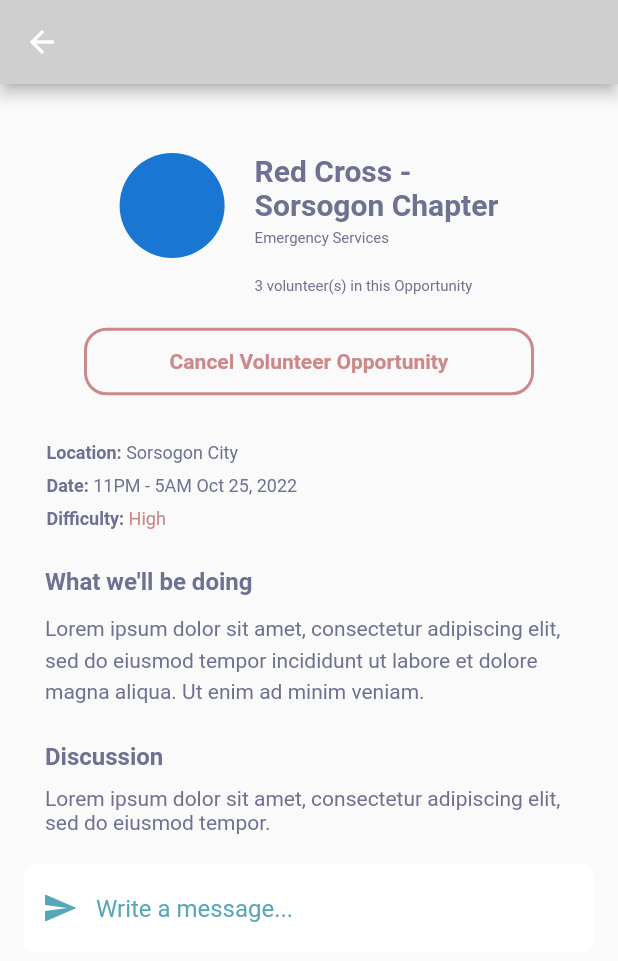
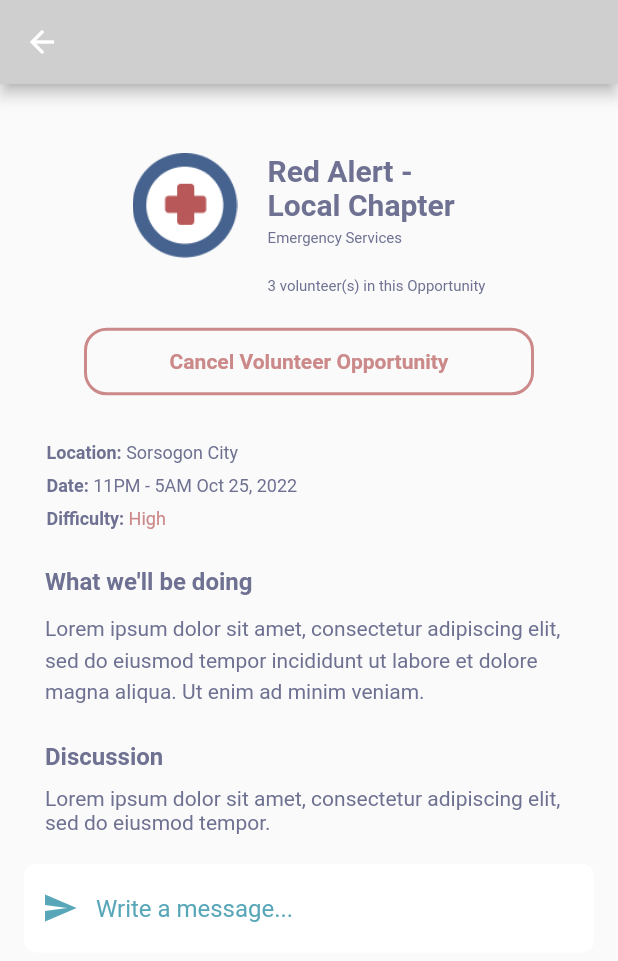
Before and after one commit to EruelUrsua/HelpJuan, a Flutter app: the OpportunitiesPage screen opened directly, after a tap on "Volunteer", on a phone screen of 412 x 824 dp. Shown: the top 961 px of the screen. Run offline on Flutter 3.47's test engine with Material 2 defaults, Android fonts, the phone set to English and light mode, and no system bars; our stand-ins replace firebase_auth, firebase_core; missing offline and left inert: firebase_ui_auth; accounts and stored records are empty; Roboto replaces fonts that are missing (Questrial).

Commit message:
changes icons and title for opportunity pages

```diff
--- a/lib/VolunteeringOpportunities/oppPageCancel.dart
+++ b/lib/VolunteeringOpportunities/oppPageCancel.dart
@@ -2,6 +2,7 @@
 import 'package:solutions_challenge_app/VolunteeringOpportunities/volunteeringOpportunities.dart';
 import 'package:solutions_challenge_app/VolunteeringOpportunities/organizationPage.dart';
 import 'package:solutions_challenge_app/VolunteeringOpportunities/opportunitiesPage.dart';
+import 'package:solutions_challenge_app/chat/chatconvo.dart';
 
 class OppCancelPage extends StatefulWidget {
   const OppCancelPage({super.key});
@@ -33,6 +34,9 @@
                           margin: EdgeInsets.only(top: 30, right: 20),
                           child: CircleAvatar(
                             radius: 35,
+                            backgroundColor: Colors.white,
+                            child: Image.asset('assets/images/RedAlert.png',
+                                fit: BoxFit.contain),
                           ),
                         ),
                         Column(
@@ -41,7 +45,7 @@
                             Container(
                               margin: EdgeInsets.only(top: 30),
                               child: Text(
-                                'Red Cross -',
+                                'Red Alert -',
                                 style: TextStyle(
                                     fontSize: 20,
                                     fontWeight: FontWeight.bold,
@@ -51,7 +55,7 @@
                             ),
                             Container(
                               child: Text(
-                                'Sorsogon Chapter',
+                                'Local Chapter',
                                 style: TextStyle(
                                     fontSize: 20,
                                     fontWeight: FontWeight.bold,
@@ -355,6 +359,13 @@
                             ),
                             prefixIcon: Icon(Icons.send),
                             prefixIconColor: Color(0xFF58A7B9)),
+                        onTap: () {
+                          Navigator.push(
+                            context,
+                            MaterialPageRoute(
+                                builder: (context) => chatConvoPage()),
+                          );
+                        },
                       ),
                     )
                   ],
--- a/lib/VolunteeringOpportunities/opportunitiesPage.dart
+++ b/lib/VolunteeringOpportunities/opportunitiesPage.dart
@@ -2,6 +2,7 @@
 import 'package:solutions_challenge_app/VolunteeringOpportunities/volunteeringOpportunities.dart';
 import 'package:solutions_challenge_app/VolunteeringOpportunities/organizationPage.dart';
 import 'package:solutions_challenge_app/VolunteeringOpportunities/oppPageCancel.dart';
+import 'package:solutions_challenge_app/chat/chatconvo.dart';
 
 class OpportunitiesPage extends StatefulWidget {
   const OpportunitiesPage({super.key});
@@ -33,6 +34,9 @@
                           margin: EdgeInsets.only(top: 30, right: 20),
                           child: CircleAvatar(
                             radius: 35,
+                            backgroundColor: Colors.white,
+                            child: Image.asset('assets/images/RedAlert.png',
+                                fit: BoxFit.contain),
                           ),
                         ),
                         Column(
@@ -41,7 +45,7 @@
                             Container(
                               margin: EdgeInsets.only(top: 30),
                               child: Text(
-                                'Red Cross -',
+                                'Red Alert -',
                                 style: TextStyle(
                                     fontSize: 20,
                                     fontWeight: FontWeight.bold,
@@ -51,7 +55,7 @@
                             ),
                             Container(
                               child: Text(
-                                'Sorsogon Chapter',
+                                'Local Chapter',
                                 style: TextStyle(
                                     fontSize: 20,
                                     fontWeight: FontWeight.bold,
@@ -251,6 +255,13 @@
                             ),
                             prefixIcon: Icon(Icons.send),
                             prefixIconColor: Color(0xFF58A7B9)),
+                        onTap: () {
+                          Navigator.push(
+                            context,
+                            MaterialPageRoute(
+                                builder: (context) => chatConvoPage()),
+                          );
+                        },
                       ),
                     )
                   ],
```
